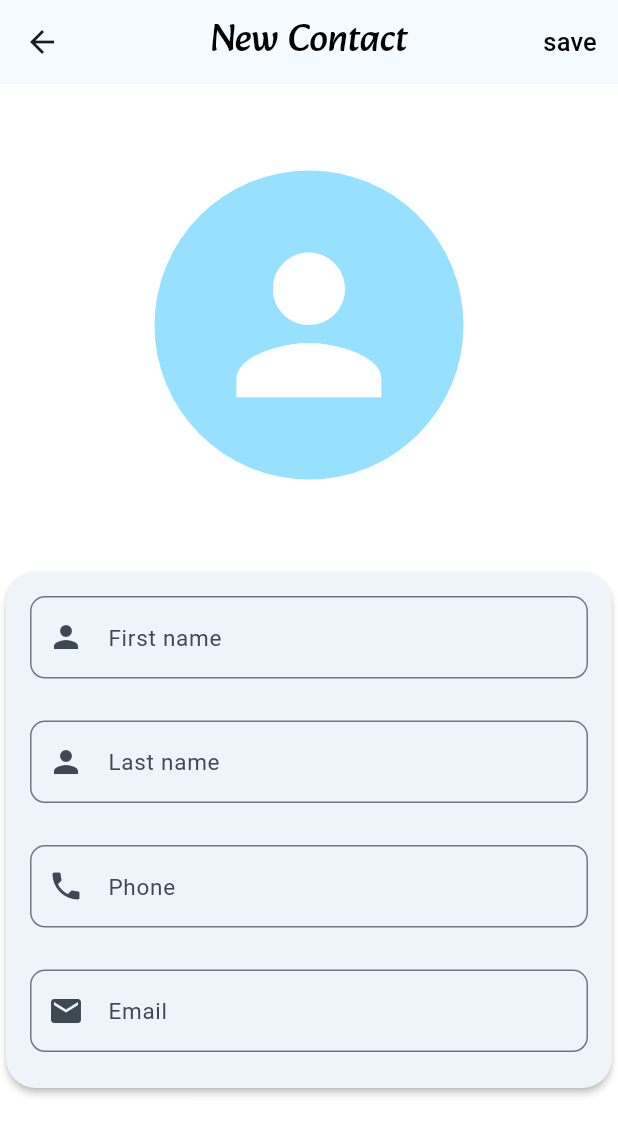
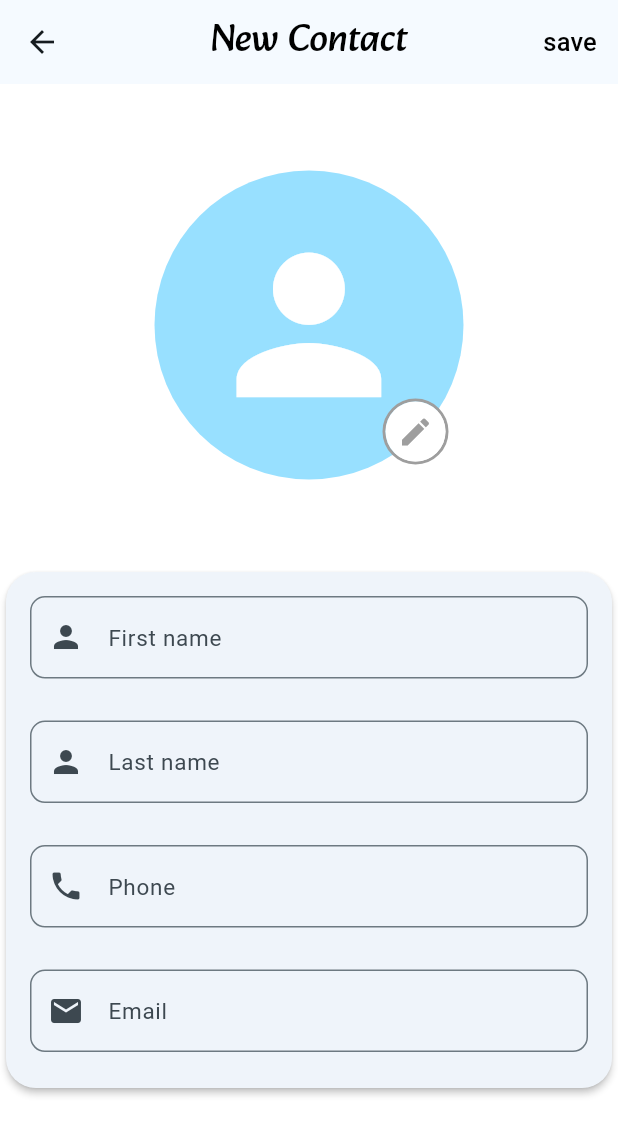
Before and after one commit to LeeHyo-Jeong/MadCamp_Project01, a Flutter app: the screen it shows after launch, after a tap on the "add" icon, on a phone screen of 412 x 824 dp. Shown: the top 1135 px of the screen. Run offline on Flutter 3.47's test engine with Material 3 defaults, Android fonts, the phone set to English and light mode, and no system bars; our stand-ins replace contacts_service, flutter_dotenv, fluttertoast, geolocator, image_picker, permission_handler and 2 more; missing offline and left inert: draggable_scrollbar, photo_manager; Roboto replaces fonts that are missing (Alata, Neolli); project files that could hold a hidden picture were left out.

```diff
--- a/lib/Homepage.dart
+++ b/lib/Homepage.dart
@@ -117,16 +117,19 @@ class _HomePage extends State<HomePage> with SingleTickerProviderStateMixin, Wid
                 controller: _tabController,
                 tabs: [
                   InkWell(
-                    splashColor: Color(0xff00bfff),
-                    child: Tab(icon: Icon(Icons.phone)),
+                    splashColor: View.of(context).platformDispatcher.platformBrightness == Brightness.light ? Color(0xff00bfff) : Colors.white,
+                    child: Tab(icon: Icon(Icons.phone, color: View.of(context).platformDispatcher.platformBrightness == Brightness.light ? Colors.grey : Color(
+                        0xffbee6ff),)),
                   ),
                   InkWell(
-                    splashColor: Color(0xff00bfff),
-                    child: Tab(icon: Icon(Icons.photo_library)),
+                    splashColor: View.of(context).platformDispatcher.platformBrightness == Brightness.light ? Color(0xff00bfff) : Colors.white,
+                    child: Tab(icon: Icon(Icons.photo_library, color: View.of(context).platformDispatcher.platformBrightness == Brightness.light ? Colors.grey : Color(
+                        0xffbee6ff),)),
                   ),
                   InkWell(
-                    splashColor: Color(0xff00bfff),
-                    child: Tab(icon: Icon(Icons.cloud)),
+                    splashColor: View.of(context).platformDispatcher.platformBrightness == Brightness.light ? Color(0xff00bfff) : Colors.white,
+                    child: Tab(icon: Icon(Icons.cloud, color: View.of(context).platformDispatcher.platformBrightness == Brightness.light ? Colors.grey : Color(
+                        0xffbee6ff),)),
                   ),
                 ],
               ),
--- a/lib/contact_new.dart
+++ b/lib/contact_new.dart
@@ -31,12 +31,11 @@ class _ContactNewState extends State<ContactNew> {
       String firstname, String lastname, String email, String phone) async {
     // 새 연락처 생성
     final newContact = Contact(
-      givenName: firstname,
-      familyName: lastname,
-      emails: [Item(label: "email", value: email)],
-      phones: [Item(label: "mobile", value: phone)],
-      avatar: _imageBytes
-    );
+        givenName: firstname,
+        familyName: lastname,
+        emails: [Item(label: "email", value: email)],
+        phones: [Item(label: "mobile", value: phone)],
+        avatar: _imageBytes);
 
     // 연락처 추가
     await ContactsService.addContact(newContact);
@@ -102,9 +101,10 @@ class _ContactNewState extends State<ContactNew> {
                 SizedBox(
                   height: screenHeight * 0.07,
                 ),
-                GestureDetector(
-                    onTap: _pickImage,
-                    child: _imageBytes != null
+                Stack(
+                  alignment: Alignment.center,
+                  children: <Widget>[
+                    _imageBytes != null
                         ? CircleAvatar(
                             backgroundImage: MemoryImage(_imageBytes!),
                             radius: avatarRadius * 2.5, // 반지름 설정
@@ -118,7 +118,27 @@ class _ContactNewState extends State<ContactNew> {
                               Icons.person, // Icons 클래스의 person 아이콘 사용
                               color: Colors.white, // 아이콘 색상 설정
                               size: avatarRadius * 3.5, // 아이콘 크기 설정
-                            ))),
+                            )),
+                    Positioned(
+                        bottom: 10,
+                        right: 10,
+                        child: GestureDetector(
+                            onTap: _pickImage,
+                            child: Container(
+                                decoration: BoxDecoration(
+                                  shape: BoxShape.circle,
+                                  border: Border.all(
+                                      color: Colors.grey, width: 2.0),
+                                ),
+                                child: CircleAvatar(
+                                    backgroundColor: Colors.white,
+                                    radius: 20,
+                                    child: Icon(
+                                      Icons.edit,
+                                      color: Colors.grey,
+                                    ))))),
+                  ],
+                ),
                 SizedBox(
                   height: screenHeight * 0.07,
                 ),
```
Also changed, not shown: lib/contact_detail.dart (+4 -4 lines), lib/contact_list.dart (+54 -4 lines), lib/contact_revise.dart (+19 -10 lines).
